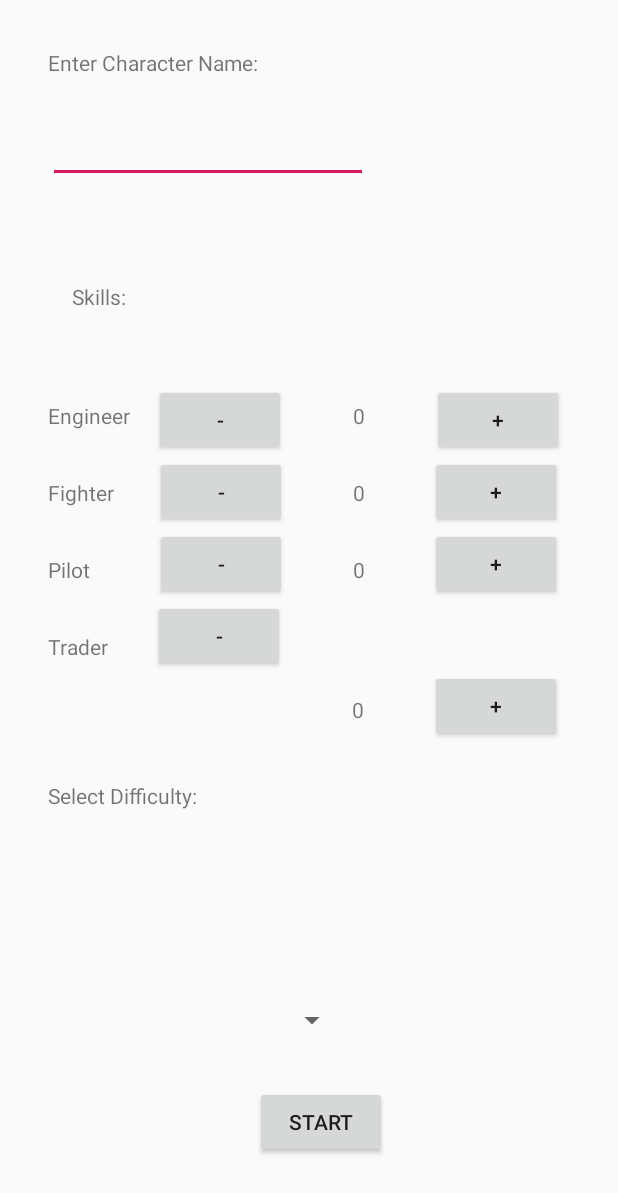
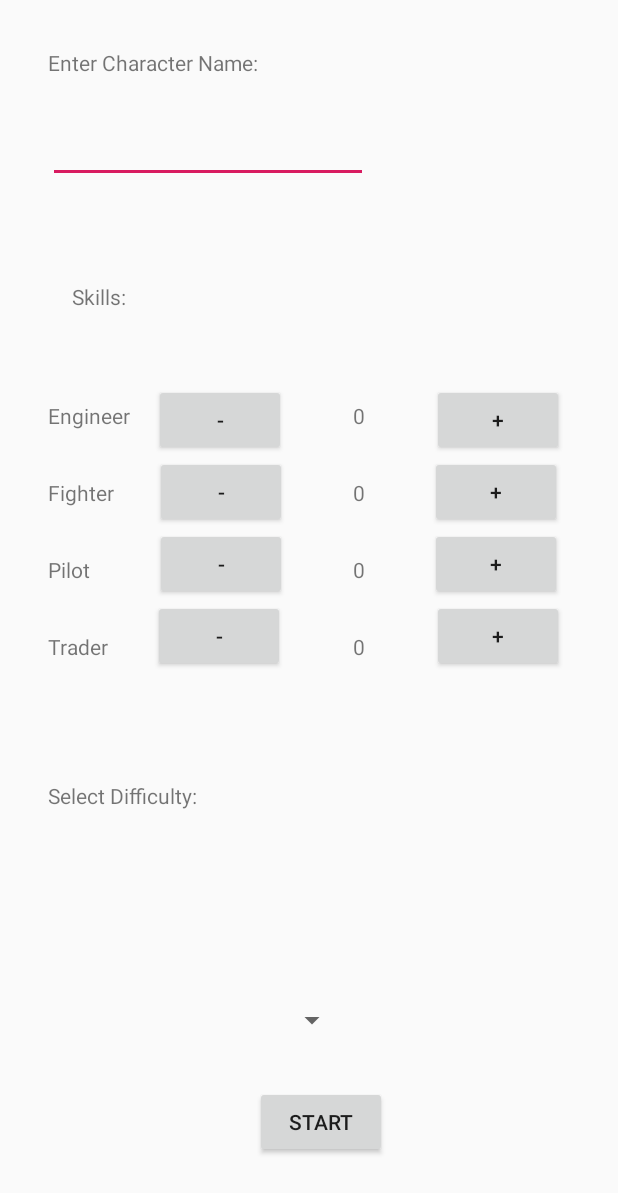
Before and after one commit to ghpvnist/Space-Trader, an Android app: the CreateAccount screen opened directly, with no data from a screen before it, on a phone screen of 412 x 824 dp. Shown: the top 1193 px of the screen. Run offline under Robolectric (Android 15) with nearby library versions, the phone set to English and light mode, and no system bars.

Commit message:
Update create account

```diff
--- a/app/src/main/res/layout/activity_create_account.xml
+++ b/app/src/main/res/layout/activity_create_account.xml
@@ -90,12 +90,13 @@
         android:id="@+id/trader_plus_button"
         android:layout_width="wrap_content"
         android:layout_height="wrap_content"
-        android:layout_marginEnd="37dp"
-        android:layout_marginBottom="283dp"
+        android:layout_marginEnd="36dp"
+        android:layout_marginBottom="8dp"
         android:text="+"
         app:layout_constraintBottom_toBottomOf="parent"
         app:layout_constraintEnd_toEndOf="parent"
-        app:layout_constraintTop_toBottomOf="@+id/pilot_plus_button" />
+        app:layout_constraintTop_toBottomOf="@+id/pilot_plus_button"
+        app:layout_constraintVertical_bias="0.0" />
 
     <Button
         android:id="@+id/pilot_plus_button"
@@ -190,9 +191,7 @@
         android:layout_marginStart="43dp"
         android:layout_marginTop="32dp"
         android:layout_marginEnd="43dp"
-        android:layout_marginBottom="300dp"
         android:text="0"
-        app:layout_constraintBottom_toBottomOf="parent"
         app:layout_constraintEnd_toStartOf="@+id/trader_plus_button"
         app:layout_constraintStart_toEndOf="@+id/trader_minus_button"
         app:layout_constraintTop_toBottomOf="@+id/pilot_counter" />
```
